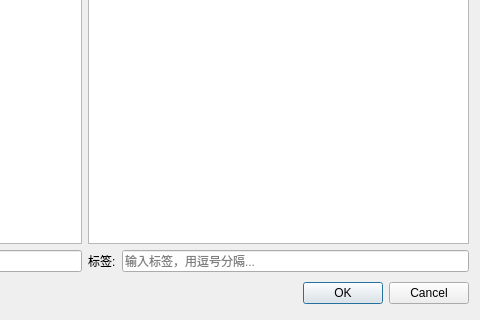
The window that editdialog.ui (MornVenus/ReviewApp) describes before a commit, drawn with Qt 5; both pictures show x 311 to 791 and y 402 to 722 of the 791 by 722 pixel window.
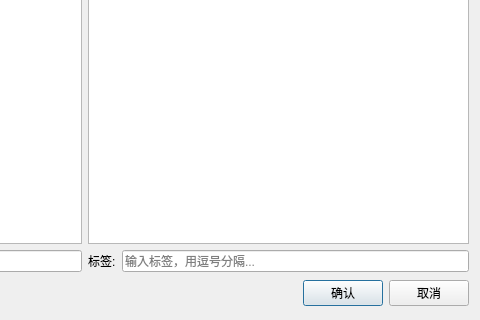
The same window after the commit. Custom widgets are drawn as their Qt base class.

```diff
--- a/editdialog.ui
+++ b/editdialog.ui
@@ -127,14 +127,14 @@
      <item>
       <widget class="QPushButton" name="okButton">
        <property name="text">
-        <string>OK</string>
+        <string>确认</string>
        </property>
       </widget>
      </item>
      <item>
       <widget class="QPushButton" name="cancelButton">
        <property name="text">
-        <string>Cancel</string>
+        <string>取消</string>
        </property>
       </widget>
      </item>
```
